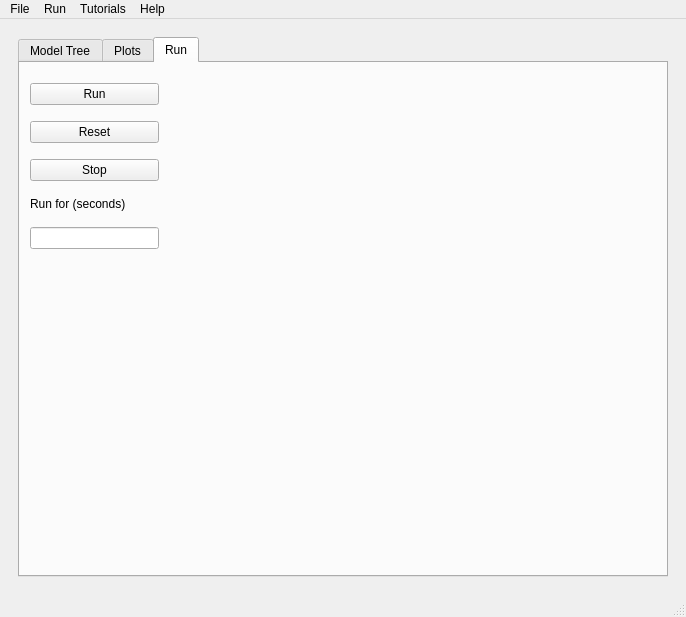
The window that moose/trunk/pymoose/gui/moose_gui.ui (physicalist/ncbs-moose) describes before a commit, drawn with Qt 5.
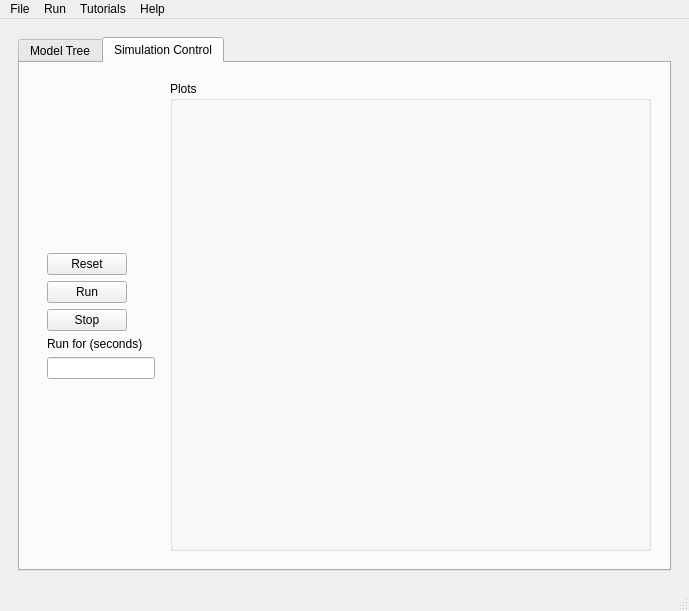
The same window after the commit. The open tabs and pages were chosen to show the change. Custom widgets are drawn as their Qt base class.

Commit message: Added display of model tree in GUI.

```diff
--- a/moose/trunk/pymoose/gui/moose_gui.ui
+++ b/moose/trunk/pymoose/gui/moose_gui.ui
@@ -5,12 +5,12 @@
    <rect>
     <x>0</x>
     <y>0</y>
-    <width>686</width>
-    <height>617</height>
+    <width>689</width>
+    <height>611</height>
    </rect>
   </property>
   <property name="sizePolicy" >
-   <sizepolicy vsizetype="MinimumExpanding" hsizetype="MinimumExpanding" >
+   <sizepolicy vsizetype="Fixed" hsizetype="Fixed" >
     <horstretch>0</horstretch>
     <verstretch>0</verstretch>
    </sizepolicy>
@@ -23,13 +23,13 @@
     <rect>
      <x>0</x>
      <y>25</y>
-     <width>686</width>
-     <height>567</height>
+     <width>689</width>
+     <height>561</height>
     </rect>
    </property>
    <layout class="QVBoxLayout" name="verticalLayout" >
     <item>
-     <widget class="QWidget" native="1" name="runControlWidget" >
+     <widget class="QWidget" native="1" name="baseContainerWidget" >
       <property name="sizePolicy" >
        <sizepolicy vsizetype="Preferred" hsizetype="MinimumExpanding" >
         <horstretch>0</horstretch>
@@ -63,64 +63,93 @@
           <attribute name="toolTip" >
            <string>Visualize the model as a tree structure</string>
           </attribute>
-         </widget>
-         <widget class="QWidget" name="plotsTab" >
+          <widget class="MooseTreeWidget" name="modelTreeWidget" >
           <property name="geometry" >
            <rect>
             <x>0</x>
             <y>0</y>
-            <width>646</width>
-            <height>501</height>
-           </rect>
-          </property>
-          <attribute name="title" >
-           <string>Plots</string>
-          </attribute>
-          <attribute name="toolTip" >
-           <string>Display the plots from current run</string>
-          </attribute>
+             <width>651</width>
+             <height>491</height>
+            </rect>
+           </property>
+           <column>
+            <property name="text" >
+             <string>1</string>
+            </property>
+           </column>
+          </widget>
          </widget>
          <widget class="QWidget" name="runTab" >
           <property name="geometry" >
            <rect>
             <x>0</x>
             <y>0</y>
-            <width>646</width>
-            <height>501</height>
+            <width>649</width>
+            <height>495</height>
            </rect>
           </property>
           <attribute name="title" >
-           <string>Run</string>
+           <string>Simulation Control</string>
           </attribute>
-          <attribute name="toolTip" >
-           <string>Controls for running a simulation</string>
-          </attribute>
-          <widget class="QWidget" name="verticalLayoutWidget" >
-           <property name="geometry" >
-            <rect>
-             <x>10</x>
-             <y>10</y>
-             <width>129</width>
-             <height>191</height>
-            </rect>
+          <layout class="QGridLayout" name="gridLayout" >
+           <item row="0" column="0" >
+            <widget class="QWidget" native="1" name="simulationWidget" >
+             <property name="sizePolicy" >
+              <sizepolicy vsizetype="MinimumExpanding" hsizetype="MinimumExpanding" >
+               <horstretch>0</horstretch>
+               <verstretch>0</verstretch>
+              </sizepolicy>
+             </property>
+             <layout class="QHBoxLayout" name="horizontalLayout_2" >
+              <item>
+               <widget class="QWidget" native="1" name="runControlWidget" >
+                <property name="sizePolicy" >
+                 <sizepolicy vsizetype="Fixed" hsizetype="Preferred" >
+                  <horstretch>0</horstretch>
+                  <verstretch>0</verstretch>
+                 </sizepolicy>
            </property>
            <layout class="QVBoxLayout" name="verticalLayout_2" >
-            <item>
-             <widget class="QPushButton" name="runPushButton" >
-              <property name="text" >
-               <string>Run</string>
-              </property>
-             </widget>
-            </item>
             <item>
              <widget class="QPushButton" name="resetPushButton" >
+                   <property name="sizePolicy" >
+                    <sizepolicy vsizetype="Fixed" hsizetype="Fixed" >
+                     <horstretch>0</horstretch>
+                     <verstretch>0</verstretch>
+                    </sizepolicy>
+                   </property>
               <property name="text" >
                <string>Reset</string>
               </property>
              </widget>
             </item>
+                 <item>
+                  <widget class="QPushButton" name="runPushButton" >
+                   <property name="sizePolicy" >
+                    <sizepolicy vsizetype="Fixed" hsizetype="Fixed" >
+                     <horstretch>0</horstretch>
+                     <verstretch>0</verstretch>
+                    </sizepolicy>
+                   </property>
+                   <property name="text" >
+                    <string>Run</string>
+                   </property>
+                  </widget>
+                 </item>
             <item>
              <widget class="QPushButton" name="stopPushButton" >
+                   <property name="sizePolicy" >
+                    <sizepolicy vsizetype="Fixed" hsizetype="Fixed" >
+                     <horstretch>1</horstretch>
+                     <verstretch>2</verstretch>
+                    </sizepolicy>
+                   </property>
+                   <property name="minimumSize" >
+                    <size>
+                     <width>20</width>
+                     <height>10</height>
+                    </size>
+                   </property>
               <property name="text" >
                <string>Stop</string>
               </property>
@@ -129,7 +158,7 @@
             <item>
              <widget class="QLabel" name="runTimeLabel" >
               <property name="sizePolicy" >
-               <sizepolicy vsizetype="Fixed" hsizetype="Minimum" >
+                    <sizepolicy vsizetype="Fixed" hsizetype="Fixed" >
                 <horstretch>0</horstretch>
                 <verstretch>0</verstretch>
                </sizepolicy>
@@ -142,7 +171,7 @@
             <item>
              <widget class="QLineEdit" name="runTimeLineEdit" >
               <property name="sizePolicy" >
-               <sizepolicy vsizetype="Fixed" hsizetype="MinimumExpanding" >
+                    <sizepolicy vsizetype="Fixed" hsizetype="Preferred" >
                 <horstretch>0</horstretch>
                 <verstretch>0</verstretch>
                </sizepolicy>
@@ -151,16 +180,30 @@
             </item>
            </layout>
           </widget>
-         </widget>
+              </item>
+              <item>
+               <widget class="QGroupBox" name="plotsGroupBox" >
+                <property name="sizePolicy" >
+                 <sizepolicy vsizetype="MinimumExpanding" hsizetype="MinimumExpanding" >
+                  <horstretch>0</horstretch>
+                  <verstretch>0</verstretch>
+                 </sizepolicy>
+                </property>
+                <property name="title" >
+                 <string>Plots</string>
+                </property>
+                <zorder>runControlWidget</zorder>
+                <zorder>runControlWidget</zorder>
+               </widget>
+              </item>
+             </layout>
         </widget>
        </item>
       </layout>
-      <zorder>runPushButton</zorder>
-      <zorder>stopPushButton</zorder>
-      <zorder>runTimeLabel</zorder>
-      <zorder>runTimeLineEdit</zorder>
-      <zorder>resetPushButton</zorder>
-      <zorder>tabWidget</zorder>
+         </widget>
+        </widget>
+       </item>
+      </layout>
      </widget>
     </item>
    </layout>
@@ -170,7 +213,7 @@
     <rect>
      <x>0</x>
      <y>0</y>
-     <width>686</width>
+     <width>689</width>
      <height>25</height>
     </rect>
    </property>
@@ -212,8 +255,8 @@
    <property name="geometry" >
     <rect>
      <x>0</x>
-     <y>592</y>
-     <width>686</width>
+     <y>586</y>
+     <width>689</width>
      <height>25</height>
     </rect>
    </property>
@@ -285,6 +328,13 @@
    </property>
   </action>
  </widget>
+ <customwidgets>
+  <customwidget>
+   <class>MooseTreeWidget</class>
+   <extends>QTreeWidget</extends>
+   <header location="global" >moosetree</header>
+  </customwidget>
+ </customwidgets>
  <resources/>
  <connections>
   <connection>
```
Left out of the diff: 57 changed lines with no effect on the pictures. Lines whose indentation alone changed are shown as unchanged. The commit also changes 3 other files.
